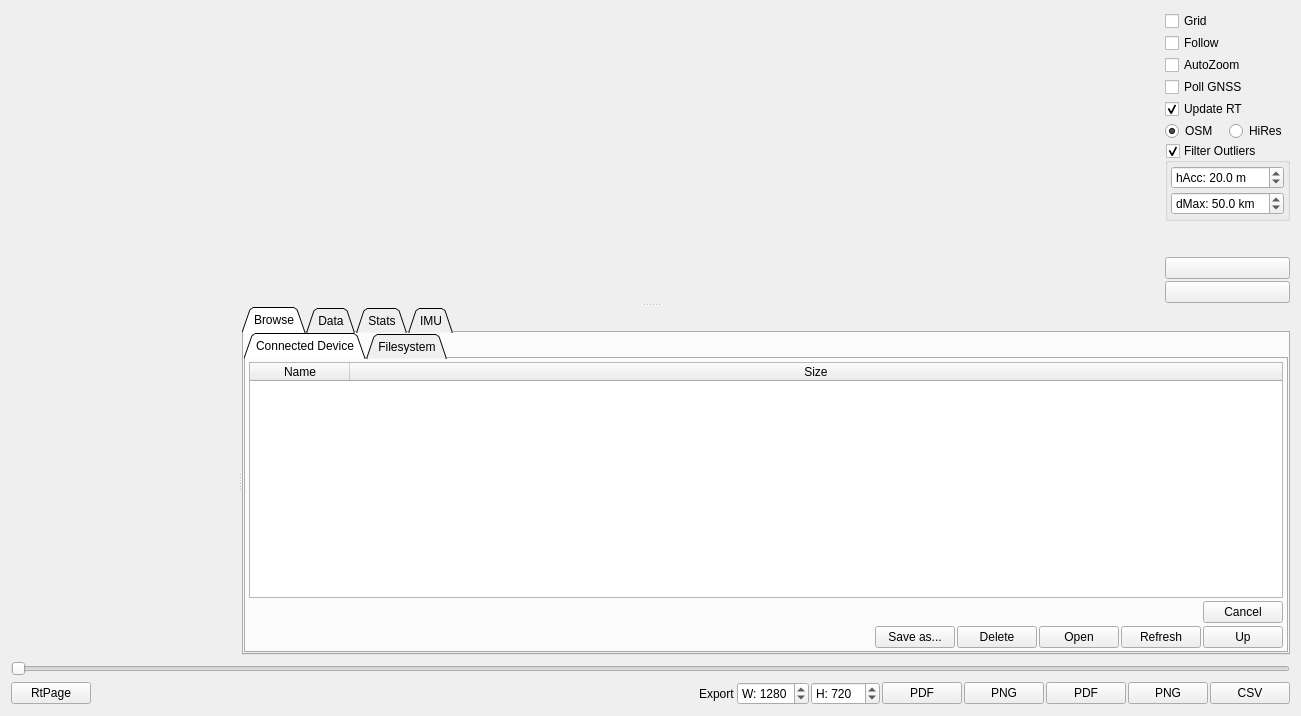
The window that pages/pageloganalysis.ui (vedderb/vesc_tool) describes before a commit, drawn with Qt 5.
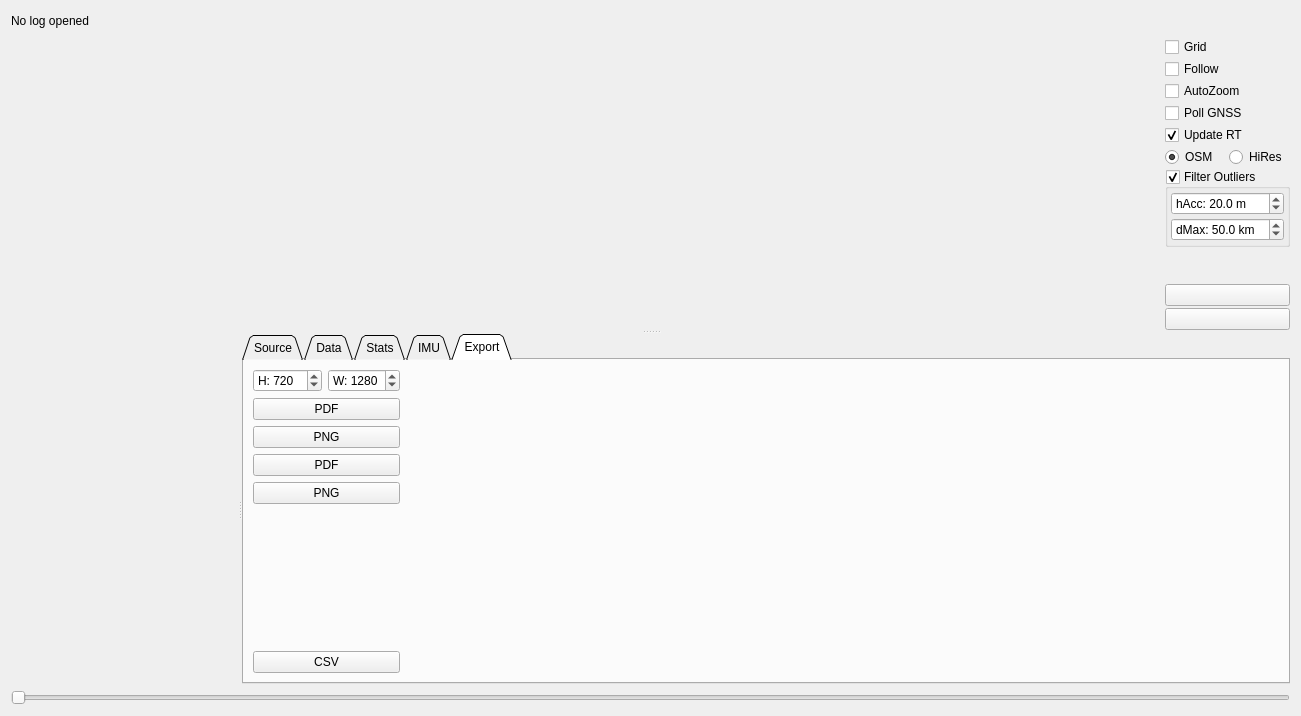
The same window after the commit. The open tabs and pages were chosen to show the change. Icons and pictures are not drawn. Custom widgets are drawn as their Qt base class.

Commit message:
Add display of opened log
To make room for the filename and make the UI less busy

* Browse renamed to Source
* Export buttons moved to export page
* RtPage moved under Source

Patch:
```diff
--- a/pages/pageloganalysis.ui
+++ b/pages/pageloganalysis.ui
@@ -14,6 +14,33 @@
    <string>Form</string>
   </property>
   <layout class="QVBoxLayout" name="verticalLayout_3">
+   <item>
+    <layout class="QHBoxLayout" name="horizontalLayout">
+     <property name="spacing">
+      <number>2</number>
+     </property>
+     <item>
+      <widget class="QLabel" name="currentLog">
+       <property name="text">
+        <string>No log opened</string>
+       </property>
+      </widget>
+     </item>
+     <item>
+      <spacer name="horizontalSpacer">
+       <property name="orientation">
+        <enum>Qt::Horizontal</enum>
+       </property>
+       <property name="sizeHint" stdset="0">
+        <size>
+         <width>40</width>
+         <height>20</height>
+        </size>
+       </property>
+      </spacer>
+     </item>
+    </layout>
+   </item>
    <item>
     <widget class="QSplitter" name="mapSplitter">
      <property name="orientation">
@@ -271,7 +298,7 @@
        </property>
        <widget class="QWidget" name="tab_4">
         <attribute name="title">
-         <string>Browse</string>
+         <string>Source</string>
         </attribute>
         <attribute name="toolTip">
          <string>Browse directory of last log file.</string>
@@ -575,6 +602,44 @@
              </item>
             </layout>
            </widget>
+           <widget class="QWidget" name="tab_7">
+            <attribute name="title">
+             <string>Realtime</string>
+            </attribute>
+            <layout class="QHBoxLayout" name="horizontalLayout_9">
+             <item>
+              <layout class="QVBoxLayout" name="verticalLayout_13">
+               <item>
+                <widget class="QPushButton" name="openCurrentButton">
+                 <property name="toolTip">
+                  <string>Open log from RT data page</string>
+                 </property>
+                 <property name="text">
+                  <string>Open current</string>
+                 </property>
+                 <property name="icon">
+                  <iconset resource="../res.qrc">
+                   <normaloff>:/res/icons/Open Folder-96.png</normaloff>:/res/icons/Open Folder-96.png</iconset>
+                 </property>
+                </widget>
+               </item>
+               <item>
+                <spacer name="verticalSpacer_3">
+                 <property name="orientation">
+                  <enum>Qt::Vertical</enum>
+                 </property>
+                 <property name="sizeHint" stdset="0">
+                  <size>
+                   <width>20</width>
+                   <height>40</height>
+                  </size>
+                 </property>
+                </spacer>
+               </item>
+              </layout>
+             </item>
+            </layout>
+           </widget>
           </widget>
          </item>
         </layout>
@@ -699,75 +764,17 @@
         </attribute>
         <layout class="QVBoxLayout" name="verticalLayout_4"/>
        </widget>
-      </widget>
-     </widget>
-    </widget>
-   </item>
-   <item>
-    <widget class="SuperSlider" name="spanSlider">
-     <property name="orientation">
-      <enum>Qt::Horizontal</enum>
-     </property>
-    </widget>
-   </item>
-   <item>
-    <layout class="QHBoxLayout" name="horizontalLayout">
-     <property name="spacing">
-      <number>2</number>
-     </property>
-     <item>
-      <widget class="QPushButton" name="openCurrentButton">
-       <property name="toolTip">
-        <string>Open log from RT data page</string>
-       </property>
-       <property name="text">
-        <string>RtPage</string>
-       </property>
-       <property name="icon">
-        <iconset resource="../res.qrc">
-         <normaloff>:/res/icons/Open Folder-96.png</normaloff>:/res/icons/Open Folder-96.png</iconset>
-       </property>
-      </widget>
-     </item>
-     <item>
-      <spacer name="horizontalSpacer">
-       <property name="orientation">
-        <enum>Qt::Horizontal</enum>
-       </property>
-       <property name="sizeHint" stdset="0">
-        <size>
-         <width>40</width>
-         <height>20</height>
-        </size>
-       </property>
-      </spacer>
-     </item>
-     <item>
-      <widget class="QLabel" name="label">
-       <property name="text">
+       <widget class="QWidget" name="tab_6">
+        <attribute name="title">
         <string>Export</string>
-       </property>
-      </widget>
-     </item>
+        </attribute>
+        <layout class="QHBoxLayout" name="horizontalLayout_7">
      <item>
-      <widget class="QSpinBox" name="saveWidthBox">
-       <property name="sizePolicy">
-        <sizepolicy hsizetype="Fixed" vsizetype="Fixed">
-         <horstretch>0</horstretch>
-         <verstretch>0</verstretch>
-        </sizepolicy>
-       </property>
-       <property name="prefix">
-        <string>W: </string>
-       </property>
-       <property name="maximum">
-        <number>9999</number>
-       </property>
-       <property name="value">
-        <number>1280</number>
-       </property>
-      </widget>
-     </item>
+          <layout class="QVBoxLayout" name="verticalLayout_12">
+           <item>
+            <layout class="QVBoxLayout" name="verticalLayout_11">
+             <item>
+              <layout class="QHBoxLayout" name="horizontalLayout_8">
      <item>
       <widget class="QSpinBox" name="saveHeightBox">
        <property name="sizePolicy">
@@ -788,32 +795,25 @@
       </widget>
      </item>
      <item>
-      <widget class="QPushButton" name="savePlotPdfButton">
-       <property name="toolTip">
-        <string>Save plot as PDF image</string>
-       </property>
-       <property name="text">
-        <string>PDF</string>
-       </property>
-       <property name="icon">
-        <iconset resource="../res.qrc">
-         <normaloff>:/res/icons/Line Chart-96.png</normaloff>:/res/icons/Line Chart-96.png</iconset>
+                <widget class="QSpinBox" name="saveWidthBox">
+                 <property name="sizePolicy">
+                  <sizepolicy hsizetype="Fixed" vsizetype="Fixed">
+                   <horstretch>0</horstretch>
+                   <verstretch>0</verstretch>
+                  </sizepolicy>
+                 </property>
+                 <property name="prefix">
+                  <string>W: </string>
+                 </property>
+                 <property name="maximum">
+                  <number>9999</number>
+                 </property>
+                 <property name="value">
+                  <number>1280</number>
        </property>
       </widget>
      </item>
-     <item>
-      <widget class="QPushButton" name="savePlotPngButton">
-       <property name="toolTip">
-        <string>Save plot as PNG image</string>
-       </property>
-       <property name="text">
-        <string>PNG</string>
-       </property>
-       <property name="icon">
-        <iconset resource="../res.qrc">
-         <normaloff>:/res/icons/Line Chart-96.png</normaloff>:/res/icons/Line Chart-96.png</iconset>
-       </property>
-      </widget>
+              </layout>
      </item>
      <item>
       <widget class="QPushButton" name="saveMapPdfButton">
@@ -843,6 +843,53 @@
        </property>
       </widget>
      </item>
+            </layout>
+           </item>
+           <item>
+            <layout class="QVBoxLayout" name="verticalLayout_10">
+             <item>
+              <widget class="QPushButton" name="savePlotPdfButton">
+               <property name="toolTip">
+                <string>Save plot as PDF image</string>
+               </property>
+               <property name="text">
+                <string>PDF</string>
+               </property>
+               <property name="icon">
+                <iconset resource="../res.qrc">
+                 <normaloff>:/res/icons/Line Chart-96.png</normaloff>:/res/icons/Line Chart-96.png</iconset>
+               </property>
+              </widget>
+             </item>
+             <item>
+              <widget class="QPushButton" name="savePlotPngButton">
+               <property name="toolTip">
+                <string>Save plot as PNG image</string>
+               </property>
+               <property name="text">
+                <string>PNG</string>
+               </property>
+               <property name="icon">
+                <iconset resource="../res.qrc">
+                 <normaloff>:/res/icons/Line Chart-96.png</normaloff>:/res/icons/Line Chart-96.png</iconset>
+               </property>
+              </widget>
+             </item>
+             <item>
+              <spacer name="verticalSpacer_2">
+               <property name="orientation">
+                <enum>Qt::Vertical</enum>
+               </property>
+               <property name="sizeHint" stdset="0">
+                <size>
+                 <width>20</width>
+                 <height>40</height>
+                </size>
+               </property>
+              </spacer>
+             </item>
+            </layout>
+           </item>
      <item>
       <widget class="QPushButton" name="saveCsvButton">
        <property name="toolTip">
@@ -854,6 +901,35 @@
       </widget>
      </item>
     </layout>
+         </item>
+         <item>
+          <spacer name="horizontalSpacer_4">
+           <property name="orientation">
+            <enum>Qt::Horizontal</enum>
+           </property>
+           <property name="sizeType">
+            <enum>QSizePolicy::Expanding</enum>
+           </property>
+           <property name="sizeHint" stdset="0">
+            <size>
+             <width>40</width>
+             <height>20</height>
+            </size>
+           </property>
+          </spacer>
+         </item>
+        </layout>
+       </widget>
+      </widget>
+     </widget>
+    </widget>
+   </item>
+   <item>
+    <widget class="SuperSlider" name="spanSlider">
+     <property name="orientation">
+      <enum>Qt::Horizontal</enum>
+     </property>
+    </widget>
    </item>
   </layout>
  </widget>
```
Left out of the diff: 2 changed lines with no effect on the pictures. Lines whose indentation alone changed are shown as unchanged. The commit also changes 2 other files.
